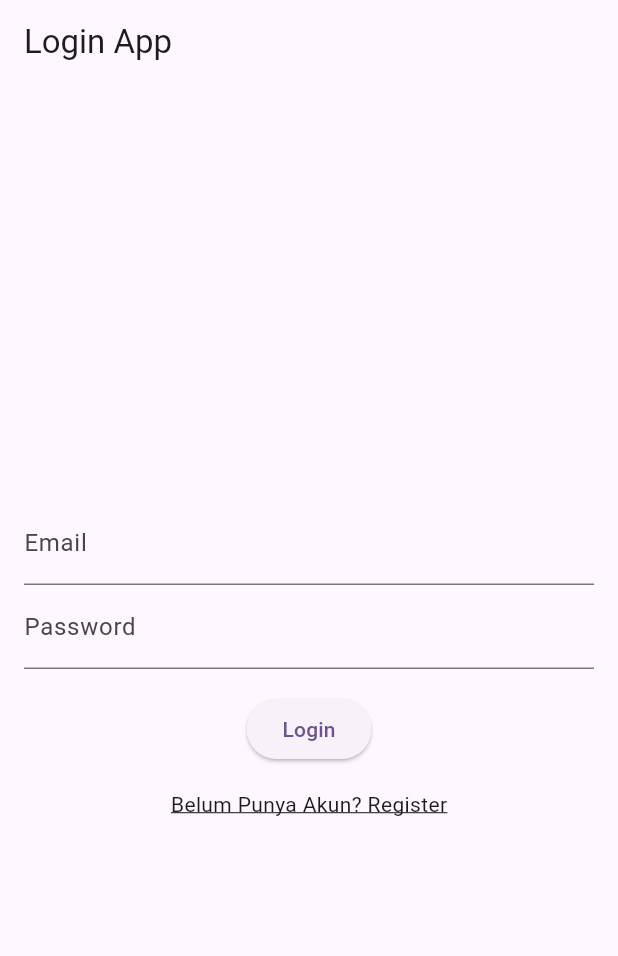
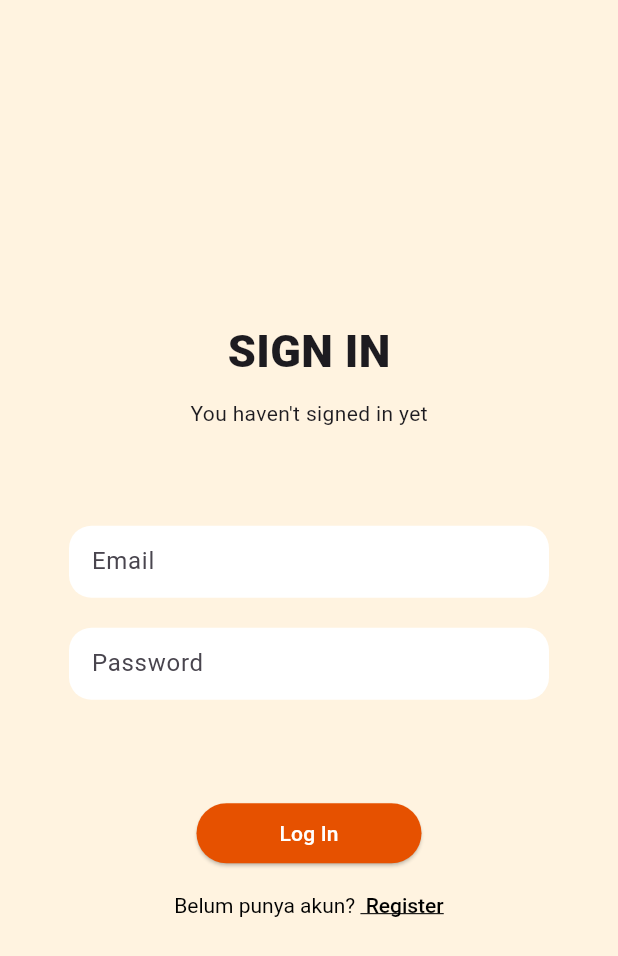
Before and after one commit to fesaworld/fic4_tugas_akhir_ekatalog, a Flutter app: the screen it shows after launch, on a phone screen of 412 x 824 dp. Shown: the top 956 px of the screen. Run offline on Flutter 3.47's test engine with Material 2 defaults, Android fonts, the phone set to English and light mode, and no system bars; our stand-ins replace bloc, flutter_bloc, shared_preferences.

Commit message:
feat(login): improve ui and add validation

```diff
--- a/lib/presentation/pages/login_page.dart
+++ b/lib/presentation/pages/login_page.dart
@@ -1,3 +1,4 @@
+import 'package:flutter/gestures.dart';
 import 'package:flutter/material.dart';
 import 'package:flutter_bloc/flutter_bloc.dart';
 
@@ -18,16 +19,7 @@
 class _LoginPageState extends State<LoginPage> {
   TextEditingController? emailController;
   TextEditingController? passwordController;
-
-  @override
-  void initState() {
-    emailController = TextEditingController();
-    passwordController = TextEditingController();
-
-    isLogin();
-    Future.delayed(const Duration(seconds: 2));
-    super.initState();
-  }
+  final formKey = GlobalKey<FormState>();
 
   void isLogin() async {
     final isTokenExist = await AuthLocalStorage().isTokenExist();
@@ -38,6 +30,39 @@
         return const HomePage();
       }), (route) => false);
     }
+  }
+
+  String validateEmail(String email) {
+    String pattern =
+        r"^[a-zA-Z0-9.a-zA-Z0-9.!#$%&'*+-/=?^_`{|}~]+@[a-zA-Z0-9]+\.[a-zA-Z]+";
+    RegExp regex = RegExp(pattern);
+    if (email.isEmpty) {
+      return "Email cannot be empty";
+    } else if (!regex.hasMatch(email)) {
+      return 'Email is invalid';
+    } else {
+      return '';
+    }
+  }
+
+  String validatePassword(String pass) {
+    if (pass.isEmpty) {
+      return "Password cannot be empty";
+    } else if (pass.length < 6) {
+      return 'Minimum password contain 6 characters';
+    } else {
+      return '';
+    }
+  }
+
+  @override
+  void initState() {
+    emailController = TextEditingController();
+    passwordController = TextEditingController();
+
+    isLogin();
+    Future.delayed(const Duration(seconds: 2));
+    super.initState();
   }
 
   @override
@@ -51,38 +76,67 @@
   @override
   Widget build(BuildContext context) {
     return Scaffold(
-      appBar: AppBar(
-        title: const Text('Login App'),
-      ),
+      backgroundColor: Colors.orange.shade50,
       body: Padding(
         padding: const EdgeInsets.all(16),
+        child: Form(
+          key: formKey,
           child: Column(
             mainAxisAlignment: MainAxisAlignment.center,
             children: [
-            TextField(
-              decoration: const InputDecoration(labelText: 'Email'),
+              const Text(
+                'SIGN IN',
+                style: TextStyle(fontSize: 30, fontWeight: FontWeight.w900),
+              ),
+              const SizedBox(height: 10),
+              const Text("You haven't signed in yet"),
+              const SizedBox(height: 50),
+              Container(
+                margin: const EdgeInsets.fromLTRB(30, 15, 30, 10),
+                padding:
+                    const EdgeInsets.symmetric(vertical: 0, horizontal: 15),
+                decoration: BoxDecoration(
+                    color: Colors.white,
+                    borderRadius: BorderRadius.circular(15)),
+                child: TextFormField(
+                  validator: (email) => validateEmail(email!),
                   controller: emailController,
+                  cursorColor: Colors.orange,
+                  decoration: const InputDecoration(
+                      border: InputBorder.none, hintText: 'Email'),
                 ),
-            TextField(
-              obscureText: true,
-              decoration: const InputDecoration(labelText: 'Password'),
-              controller: passwordController,
               ),
               const SizedBox(
-              height: 16,
+                height: 10,
               ),
+              Container(
+                margin: const EdgeInsets.fromLTRB(30, 0, 30, 15),
+                padding:
+                    const EdgeInsets.symmetric(vertical: 0, horizontal: 15),
+                decoration: BoxDecoration(
+                    color: Colors.white,
+                    borderRadius: BorderRadius.circular(15)),
+                child: TextFormField(
+                  obscureText: true,
+                  validator: (pass) => validatePassword(pass!),
+                  controller: passwordController,
+                  cursorColor: Colors.orange,
+                  decoration: const InputDecoration(
+                      border: InputBorder.none, hintText: 'Password'),
+                ),
+              ),
+              const SizedBox(height: 50),
               BlocConsumer<LoginBloc, LoginState>(
                 listener: (context, state) {
                   if (state is LoginLoaded) {
                     emailController!.clear();
                     passwordController!.clear();
-                  //navigasi
+
                     ScaffoldMessenger.of(context).showSnackBar(
                       const SnackBar(
                           backgroundColor: Colors.blue,
                           content: Text('Success Login')),
                     );
-
 
                     Navigator.pushAndRemoveUntil(context,
                         MaterialPageRoute(builder: (context) {
@@ -96,8 +150,14 @@
                       child: CircularProgressIndicator(),
                     );
                   }
-                return ElevatedButton(
+                  return SizedBox(
+                    width: 150,
+                    child: ElevatedButton(
+                        style: ButtonStyle(
+                            backgroundColor: MaterialStateProperty.all(
+                                Colors.orange.shade900)),
                         onPressed: () {
+                          if (formKey.currentState!.validate()) {
                             final requestModel = LoginModel(
                               email: emailController!.text,
                               password: passwordController!.text,
@@ -106,26 +166,39 @@
                             context
                                 .read<LoginBloc>()
                                 .add(DoLoginEvent(loginModel: requestModel));
+                          }
                         },
-                  child: const Text('Login'),
+                        child: const Text(
+                          "Log In",
+                          style: TextStyle(color: Colors.white),
+                        )),
                   );
                 },
               ),
               const SizedBox(
                 height: 16,
               ),
-            InkWell(
-              onTap: () {
-                Navigator.push(context, MaterialPageRoute(builder: (context) {
+              RichText(
+                  text: TextSpan(
+                text: 'Belum punya akun? ',
+                style: const TextStyle(color: Colors.black),
+                children: <TextSpan>[
+                  TextSpan(
+                      text: ' Register',
+                      style: const TextStyle(
+                          fontWeight: FontWeight.w500,
+                          decoration: TextDecoration.underline),
+                      recognizer: TapGestureRecognizer()
+                        ..onTap = () {
+                          Navigator.push(context,
+                              MaterialPageRoute(builder: (context) {
                             return const RegisterPage();
                           }));
-              },
-              child: const Text(
-                'Belum Punya Akun? Register',
-                style: TextStyle(decoration: TextDecoration.underline),
+                        })
+                ],
+              )),
+            ],
           ),
-            ),
-          ],
         ),
       ),
     );
```
Lines whose indentation alone changed are shown as unchanged.
